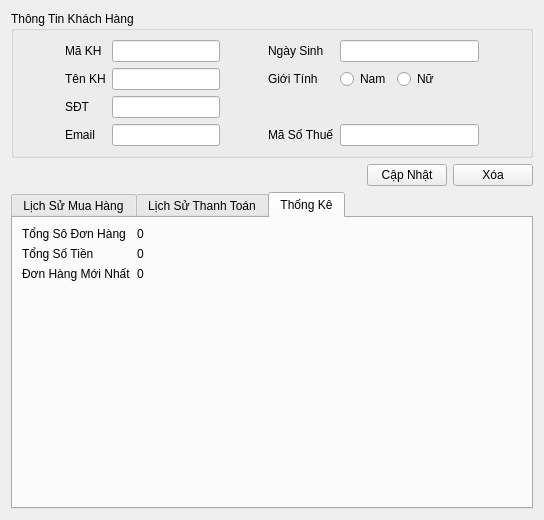
First picture: the form in ui/customer_detail.ui, repository thinh-doan/sales-and-warehouse-management-system, before the edit.
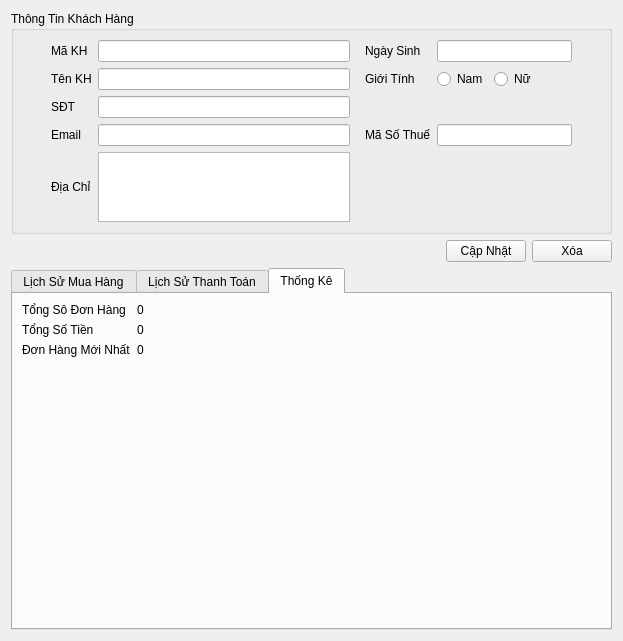
Second picture: the form after the edit. The open tabs and pages were chosen to show the change.

What changed in the file:
```diff
--- a/ui/customer_detail.ui
+++ b/ui/customer_detail.ui
@@ -6,47 +6,18 @@
    <rect>
     <x>0</x>
     <y>0</y>
-    <width>544</width>
-    <height>520</height>
+    <width>623</width>
+    <height>641</height>
    </rect>
   </property>
-  <layout class="QVBoxLayout" name="verticalLayout">
+  <layout class="QVBoxLayout" name="verticalLayout" stretch="1,1,9">
    <item>
     <widget class="QGroupBox" name="nhomThongTin">
      <property name="title">
       <string>Thông Tin Khách Hàng</string>
      </property>
-     <layout class="QGridLayout" name="gridLayout">
-      <item row="2" column="3">
-       <spacer name="horizontalSpacer">
-        <property name="orientation">
-         <enum>Qt::Horizontal</enum>
-        </property>
-        <property name="sizeHint" stdset="0">
-         <size>
-          <width>20</width>
-          <height>20</height>
-         </size>
-        </property>
-       </spacer>
-      </item>
-      <item row="1" column="3">
-       <spacer name="horizontalSpacer_3">
-        <property name="orientation">
-         <enum>Qt::Horizontal</enum>
-        </property>
-        <property name="sizeHint" stdset="0">
-         <size>
-          <width>20</width>
-          <height>20</height>
-         </size>
-        </property>
-       </spacer>
-      </item>
-      <item row="1" column="5">
-       <widget class="QLineEdit" name="txtNgaySinh"/>
-      </item>
-      <item row="2" column="0">
+     <layout class="QHBoxLayout" name="horizontalLayout_3">
+      <item>
        <spacer name="horizontalSpacer_6">
         <property name="orientation">
          <enum>Qt::Horizontal</enum>
@@ -59,56 +30,82 @@
         </property>
        </spacer>
       </item>
-      <item row="3" column="3">
+      <item>
+       <layout class="QGridLayout" name="gridLayout" rowstretch="1,1,1,1,1" rowminimumheight="1,1,1,1,0">
+        <property name="sizeConstraint">
+         <enum>QLayout::SetDefaultConstraint</enum>
+        </property>
+        <item row="2" column="2">
        <spacer name="horizontalSpacer_4">
         <property name="orientation">
          <enum>Qt::Horizontal</enum>
         </property>
         <property name="sizeHint" stdset="0">
          <size>
-          <width>20</width>
-          <height>20</height>
+            <width>13</width>
+            <height>17</height>
          </size>
         </property>
        </spacer>
       </item>
-      <item row="2" column="6">
-       <spacer name="horizontalSpacer_7">
-        <property name="orientation">
-         <enum>Qt::Horizontal</enum>
-        </property>
-        <property name="sizeHint" stdset="0">
-         <size>
-          <width>40</width>
-          <height>20</height>
-         </size>
-        </property>
-       </spacer>
-      </item>
-      <item row="4" column="2">
+        <item row="2" column="1">
+         <widget class="QLineEdit" name="txtSDT_KH"/>
+        </item>
+        <item row="0" column="1">
+         <widget class="QLineEdit" name="txtMaKH"/>
+        </item>
+        <item row="1" column="0">
+         <widget class="QLabel" name="labelName">
+          <property name="text">
+           <string>Tên KH</string>
+          </property>
+         </widget>
+        </item>
+        <item row="1" column="1">
+         <widget class="QLineEdit" name="txtTenKH"/>
+        </item>
+        <item row="0" column="0">
+         <widget class="QLabel" name="labelID">
+          <property name="text">
+           <string>Mã KH</string>
+          </property>
+         </widget>
+        </item>
+        <item row="1" column="3">
+         <widget class="QLabel" name="labelName_2">
+          <property name="text">
+           <string>Giới Tính</string>
+          </property>
+         </widget>
+        </item>
+        <item row="3" column="0">
+         <widget class="QLabel" name="labelEmail">
+          <property name="text">
+           <string>Email</string>
+          </property>
+         </widget>
+        </item>
+        <item row="4" column="1">
+         <widget class="QPlainTextEdit" name="txtDiaChiKH"/>
+        </item>
+        <item row="2" column="0">
+         <widget class="QLabel" name="labelPhone">
+          <property name="text">
+           <string>SĐT</string>
+          </property>
+         </widget>
+        </item>
+        <item row="3" column="1">
        <widget class="QLineEdit" name="txtEmailKH"/>
       </item>
+        <item row="4" column="0">
+         <widget class="QLabel" name="label_2">
+          <property name="text">
+           <string>Địa Chỉ</string>
+          </property>
+         </widget>
+        </item>
       <item row="1" column="4">
-       <widget class="QLabel" name="labelID_2">
-        <property name="text">
-         <string>Ngày Sinh</string>
-        </property>
-       </widget>
-      </item>
-      <item row="4" column="3">
-       <spacer name="horizontalSpacer_5">
-        <property name="orientation">
-         <enum>Qt::Horizontal</enum>
-        </property>
-        <property name="sizeHint" stdset="0">
-         <size>
-          <width>20</width>
-          <height>20</height>
-         </size>
-        </property>
-       </spacer>
-      </item>
-      <item row="2" column="5">
        <layout class="QHBoxLayout" name="horizontalLayout">
         <item>
          <widget class="QRadioButton" name="rdNam">
@@ -139,67 +136,69 @@
         </item>
        </layout>
       </item>
-      <item row="2" column="4">
-       <widget class="QLabel" name="labelName_2">
-        <property name="text">
-         <string>Giới Tính</string>
-        </property>
-       </widget>
-      </item>
-      <item row="4" column="5">
-       <widget class="QLineEdit" name="txtMaSoThue"/>
-      </item>
-      <item row="3" column="1">
-       <widget class="QLabel" name="labelPhone">
-        <property name="text">
-         <string>SĐT</string>
-        </property>
-       </widget>
-      </item>
-      <item row="4" column="4">
-       <widget class="QLabel" name="labelEmail_2">
-        <property name="text">
-         <string>Mã Số Thuế</string>
-        </property>
-       </widget>
-      </item>
       <item row="3" column="2">
-       <widget class="QLineEdit" name="txtSDT_KH"/>
-      </item>
-      <item row="2" column="2">
-       <widget class="QLineEdit" name="txtTenKH"/>
-      </item>
-      <item row="2" column="1">
-       <widget class="QLabel" name="labelName">
-        <property name="text">
-         <string>Tên KH</string>
-        </property>
-       </widget>
-      </item>
-      <item row="1" column="1">
-       <widget class="QLabel" name="labelID">
-        <property name="text">
-         <string>Mã KH</string>
-        </property>
-       </widget>
-      </item>
-      <item row="4" column="1">
-       <widget class="QLabel" name="labelEmail">
-        <property name="text">
-         <string>Email</string>
-        </property>
-       </widget>
+         <spacer name="horizontalSpacer_5">
+          <property name="orientation">
+           <enum>Qt::Horizontal</enum>
+          </property>
+          <property name="sizeHint" stdset="0">
+           <size>
+            <width>13</width>
+            <height>17</height>
+           </size>
+          </property>
+         </spacer>
+        </item>
+        <item row="0" column="2">
+         <spacer name="horizontalSpacer_3">
+          <property name="orientation">
+           <enum>Qt::Horizontal</enum>
+          </property>
+          <property name="sizeHint" stdset="0">
+           <size>
+            <width>13</width>
+            <height>17</height>
+           </size>
+          </property>
+         </spacer>
+        </item>
+        <item row="0" column="4">
+         <widget class="QLineEdit" name="txtNgaySinh"/>
       </item>
       <item row="1" column="2">
-       <widget class="QLineEdit" name="txtMaKH"/>
-      </item>
-     </layout>
-    </widget>
+         <spacer name="horizontalSpacer">
+          <property name="orientation">
+           <enum>Qt::Horizontal</enum>
+          </property>
+          <property name="sizeHint" stdset="0">
+           <size>
+            <width>13</width>
+            <height>17</height>
+           </size>
+          </property>
+         </spacer>
+        </item>
+        <item row="0" column="3">
+         <widget class="QLabel" name="labelID_2">
+          <property name="text">
+           <string>Ngày Sinh</string>
+          </property>
+         </widget>
+        </item>
+        <item row="3" column="3">
+         <widget class="QLabel" name="labelEmail_2">
+          <property name="text">
+           <string>Mã Số Thuế</string>
+          </property>
+         </widget>
+        </item>
+        <item row="3" column="4">
+         <widget class="QLineEdit" name="txtMaSoThue"/>
+        </item>
+       </layout>
    </item>
    <item>
-    <layout class="QHBoxLayout" name="horizontalLayout_3">
-     <item>
-      <spacer name="horizontalSpacer_8">
+       <spacer name="horizontalSpacer_7">
        <property name="orientation">
         <enum>Qt::Horizontal</enum>
        </property>
@@ -210,9 +209,25 @@
         </size>
        </property>
       </spacer>
+      </item>
+     </layout>
+    </widget>
      </item>
      <item>
       <layout class="QHBoxLayout" name="horizontalLayout_2">
+     <item>
+      <spacer name="horizontalSpacer_8">
+       <property name="orientation">
+        <enum>Qt::Horizontal</enum>
+       </property>
+       <property name="sizeHint" stdset="0">
+        <size>
+         <width>40</width>
+         <height>20</height>
+        </size>
+       </property>
+      </spacer>
+     </item>
        <item>
         <widget class="QPushButton" name="btnCapNhatKH">
          <property name="text">
@@ -229,8 +244,6 @@
        </item>
       </layout>
      </item>
-    </layout>
-   </item>
    <item>
     <widget class="QTabWidget" name="tblThongKe">
      <property name="currentIndex">
```
Left out of the diff: 2 changed lines with no effect on the pictures. Lines whose indentation alone changed are shown as unchanged.
